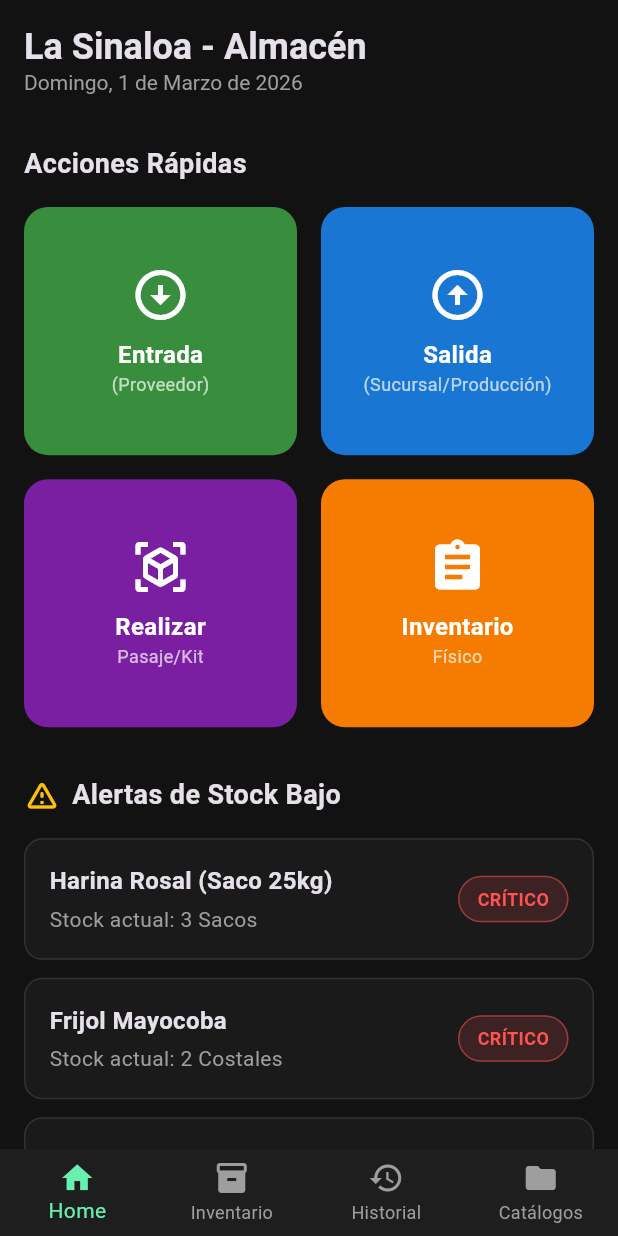
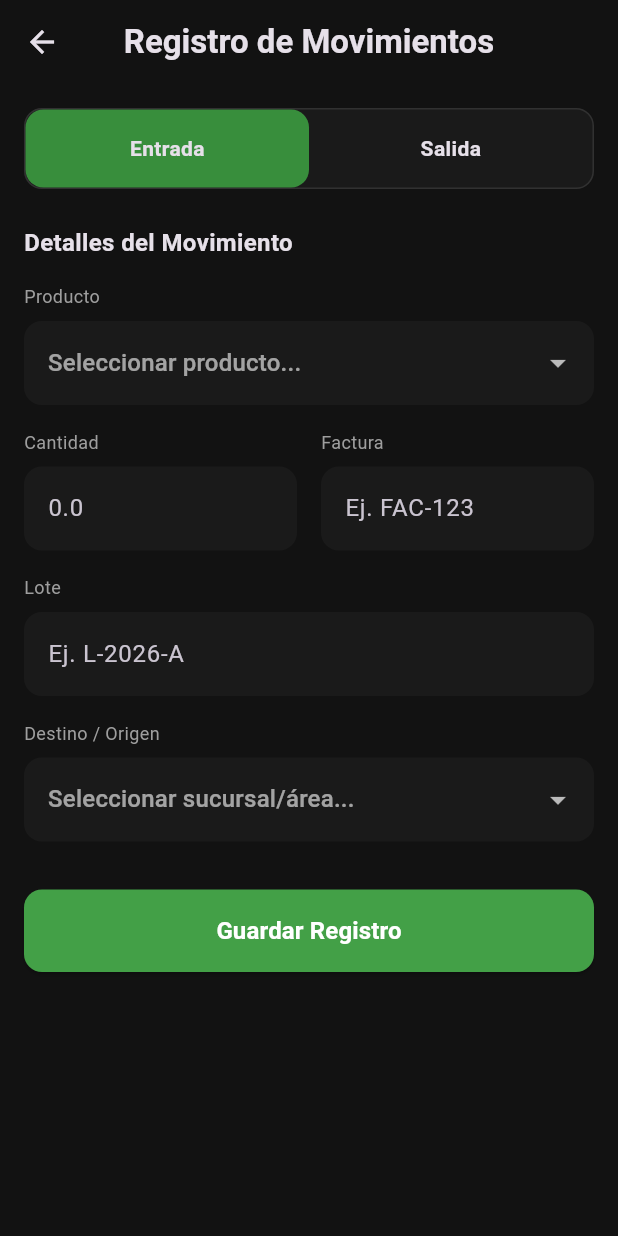
Before and after one commit to CesarPPrado/my_warehouse, a Flutter app: the screen it shows after launch, after a tap on "Entrada", on a phone screen of 412 x 824 dp. Run offline on Flutter 3.47's test engine with Material 3 defaults, Android fonts, the phone set to English and light mode, and no system bars.

Commit message:
Implementacion: Pantalla de movimientos

```diff
--- a/lib/main.dart
+++ b/lib/main.dart
@@ -12,7 +12,7 @@ class SinaloaStockApp extends StatelessWidget {
   Widget build(BuildContext context) {
     return MaterialApp(
       title: 'La Sinaloa - Almacen',
-      debugShowCheckedModeBanner: false, // Quitamos la etiqueta de "DEBUG"
+      debugShowCheckedModeBanner: false, // Quita la etiqueta de "DEBUG"
       theme: ThemeData(
         brightness: Brightness.dark,
         scaffoldBackgroundColor: const Color(0xFF121212), // Color de fondo oscuro estilo Figma
--- a/lib/screens/home_screen.dart
+++ b/lib/screens/home_screen.dart
@@ -2,6 +2,7 @@ import 'package:flutter/material.dart';
 import '../widgets/action_button.dart';
 import '../widgets/alert_card.dart'; // Importamos el nuevo widget
 import 'inventory_screen.dart';
+import 'movements_screen.dart';
 
 class HomeScreen extends StatelessWidget {
   const HomeScreen({super.key});
@@ -58,14 +59,14 @@ class HomeScreen extends StatelessWidget {
                   subtitle: '(Proveedor)',
                   icon: Icons.arrow_circle_down,
                   color: Colors.green.shade700,
-                  onTap: () { debugPrint("Ir a Entradas"); },
+                  onTap: () { Navigator.push(context, MaterialPageRoute(builder: (context) => const MovementsScreen())); debugPrint("Ir a Entradas"); },
                 ),
                 ActionButton(
                   title: 'Salida',
                   subtitle: '(Sucursal/Producción)',
                   icon: Icons.arrow_circle_up,
                   color: Colors.blue.shade700,
-                  onTap: () { debugPrint("Ir a Salidas"); },
+                  onTap: () { Navigator.push(context, MaterialPageRoute(builder: (context) => const MovementsScreen())); debugPrint("Ir a Salidas"); },
                 ),
                 ActionButton(
                   title: 'Realizar',
--- /dev/null
+++ b/lib/screens/movements_screen.dart
@@ -0,0 +1,170 @@
+import 'package:flutter/material.dart';
+
+class MovementsScreen extends StatefulWidget {
+  const MovementsScreen({super.key});
+
+  @override
+  State<MovementsScreen> createState() => _MovementsScreenState();
+}
+
+class _MovementsScreenState extends State<MovementsScreen> {
+  // Variables para controlar el formulario
+  String _tipoMovimiento = 'Entrada';
+  String? _productoSeleccionado;
+  String? _destinoSeleccionado;
+
+  // Listas extraídas de los documentos reales de "La Sinaloa"
+  final List<String> _productosBatida = [
+    'Harina rosal saco 25 kg',
+    'Maseca Tío Toño',
+    'Maíz Blanco',
+    'Frijol mayocoba',
+    'Mexenil .090 gr',
+    'Bolsa Camiseta Reforzada'
+  ];
+
+  final List<String> _destinos = [
+    'Bodega Principal (Batida)',
+    'Producción Frijoles',
+    'Colorado',
+    'Villa',
+    'Florido',
+    'Brisas',
+    'Murua',
+    'Venecia',
+    'La mejor (nat 1)'
+  ];
+
+  @override
+  Widget build(BuildContext context) {
+    return Scaffold(
+      appBar: AppBar(
+        title: const Text('Registro de Movimientos', style: TextStyle(fontWeight: FontWeight.bold)),
+        centerTitle: true,
+      ),
+      body: SingleChildScrollView(
+        padding: const EdgeInsets.all(16.0),
+        child: Column(
+          crossAxisAlignment: CrossAxisAlignment.stretch,
+          children: [
+            // Selector de Entrada o Salida
+            Container(
+              decoration: BoxDecoration(
+                color: const Color(0xFF1A1A1A),
+                borderRadius: BorderRadius.circular(12),
+                border: Border.all(color: Colors.white10),
+              ),
+              child: Row(
+                children: [
+                  Expanded(
+                    child: GestureDetector(
+                      onTap: () => setState(() => _tipoMovimiento = 'Entrada'),
+                      child: Container(
+                        padding: const EdgeInsets.symmetric(vertical: 16),
+                        decoration: BoxDecoration(
+                          color: _tipoMovimiento == 'Entrada' ? Colors.green.shade700 : Colors.transparent,
+                          borderRadius: BorderRadius.circular(12),
+                        ),
+                        child: const Center(child: Text('Entrada', style: TextStyle(fontWeight: FontWeight.bold))),
+                      ),
+                    ),
+                  ),
+                  Expanded(
+                    child: GestureDetector(
+                      onTap: () => setState(() => _tipoMovimiento = 'Salida'),
+                      child: Container(
+                        padding: const EdgeInsets.symmetric(vertical: 16),
+                        decoration: BoxDecoration(
+                          color: _tipoMovimiento == 'Salida' ? Colors.blue.shade700 : Colors.transparent,
+                          borderRadius: BorderRadius.circular(12),
+                        ),
+                        child: const Center(child: Text('Salida', style: TextStyle(fontWeight: FontWeight.bold))),
+                      ),
+                    ),
+                  ),
+                ],
+              ),
+            ),
+            const SizedBox(height: 24),
+
+            // Formulario basado en el documento "Control de Entrada y Salidas"
+            const Text('Detalles del Movimiento', style: TextStyle(fontSize: 16, fontWeight: FontWeight.bold)),
+            const SizedBox(height: 16),
+
+            _buildDropdown('Producto', 'Seleccionar producto...', _productosBatida, (val) => setState(() => _productoSeleccionado = val)),
+            const SizedBox(height: 16),
+
+            Row(
+              children: [
+                Expanded(child: _buildTextField('Cantidad', '0.0', isNumber: true)),
+                const SizedBox(width: 16),
+                Expanded(child: _buildTextField('Factura', 'Ej. FAC-123')),
+              ],
+            ),
+            const SizedBox(height: 16),
+
+            _buildTextField('Lote', 'Ej. L-2026-A'),
+            const SizedBox(height: 16),
+
+            // El destino cambia dependiendo si es entrada o salida, pero usamos tu lista de sucursales reales
+            _buildDropdown('Destino / Origen', 'Seleccionar sucursal/área...', _destinos, (val) => setState(() => _destinoSeleccionado = val)),
+            const SizedBox(height: 32),
+
+            // Botón de Guardar
+            ElevatedButton(
+              onPressed: () {
+                debugPrint('Guardando $_tipoMovimiento de $_productoSeleccionado hacia/desde: $_destinoSeleccionado');
+              },
+              style: ElevatedButton.styleFrom(
+                backgroundColor: _tipoMovimiento == 'Entrada' ? Colors.green.shade600 : Colors.blue.shade600,
+                padding: const EdgeInsets.symmetric(vertical: 16),
+                shape: RoundedRectangleBorder(borderRadius: BorderRadius.circular(12)),
+              ),
+              child: const Text('Guardar Registro', style: TextStyle(fontSize: 16, fontWeight: FontWeight.bold, color: Colors.white)),
+            ),
+          ],
+        ),
+      ),
+    );
+  }
+
+  // Widgets auxiliares para limpiar el código
+  Widget _buildTextField(String label, String hint, {bool isNumber = false}) {
+    return Column(
+      crossAxisAlignment: CrossAxisAlignment.start,
+      children: [
+        Text(label, style: const TextStyle(color: Colors.grey, fontSize: 12)),
+        const SizedBox(height: 8),
+        TextField(
+          keyboardType: isNumber ? TextInputType.number : TextInputType.text,
+          decoration: InputDecoration(
+            hintText: hint,
+            filled: true,
+            fillColor: const Color(0xFF1A1A1A),
+            border: OutlineInputBorder(borderRadius: BorderRadius.circular(12), borderSide: BorderSide.none),
+          ),
+        ),
+      ],
+    );
+  }
+
+  Widget _buildDropdown(String label, String hint, List<String> items, Function(String?) onChanged) {
+    return Column(
+      crossAxisAlignment: CrossAxisAlignment.start,
+      children: [
+        Text(label, style: const TextStyle(color: Colors.grey, fontSize: 12)),
+        const SizedBox(height: 8),
+        DropdownButtonFormField<String>(
+          decoration: InputDecoration(
+            filled: true,
+            fillColor: const Color(0xFF1A1A1A),
+            border: OutlineInputBorder(borderRadius: BorderRadius.circular(12), borderSide: BorderSide.none),
+          ),
+          hint: Text(hint),
+          items: items.map((String value) => DropdownMenuItem<String>(value: value, child: Text(value))).toList(),
+          onChanged: onChanged,
+        ),
+      ],
+    );
+  }
+}
```
